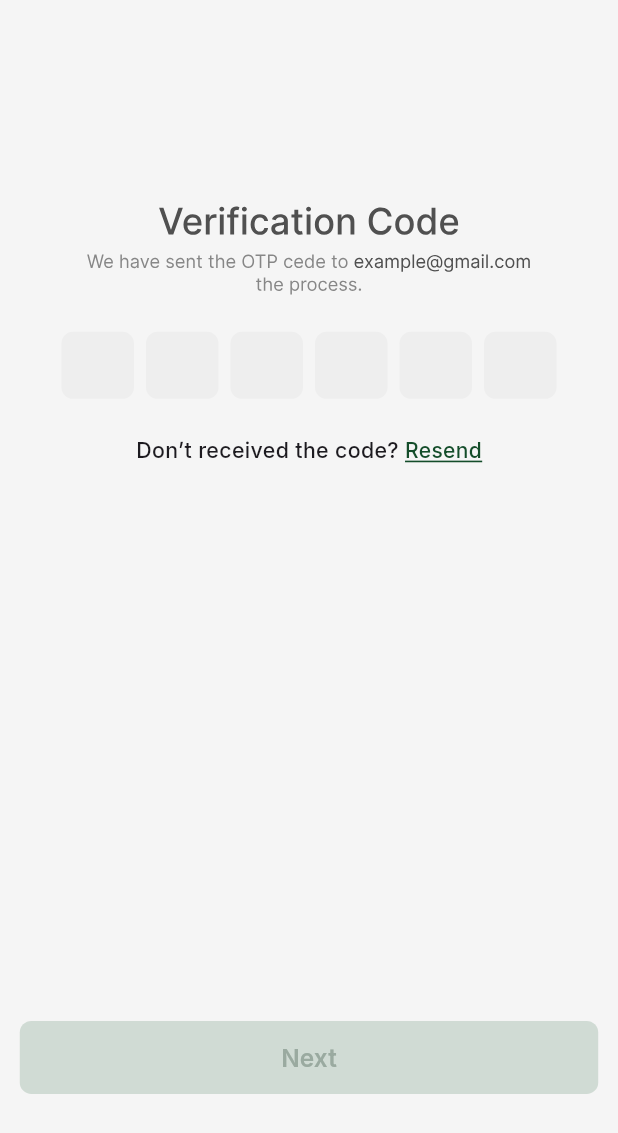
After one commit to sajidrec/flutter_nsn, a Flutter app: the VerificationCodePage screen opened by its route, on a phone screen of 412 x 824 dp. The commit adds this screen. Shown: the top 1133 px of the screen. Run offline on Flutter 3.47's test engine with Material 3 defaults, Android fonts, the phone set to English and light mode, and no system bars; drawn by our look-alikes of pinput; our stand-ins replace cached_network_image, flutter_screenutil, flutter_svg, get, google_fonts.

Commit message:
- Add verify code page

```diff
--- a/lib/app/core/constants/app_assets.dart
+++ b/lib/app/core/constants/app_assets.dart
@@ -6,4 +6,6 @@ class AppAssets {
   static const String googleButton = "assets/icons/google_icon_button.svg";
   static const String personIcon = "assets/icons/person_icon.svg";
   static const String welcomeNSNFinder = "assets/images/welcome_nsn_finder.svg";
+  static const String verificationPageMessage =
+      "assets/images/verification_page_message.svg";
 }
--- a/lib/app/core/constants/app_colors.dart
+++ b/lib/app/core/constants/app_colors.dart
@@ -10,4 +10,6 @@ class AppColors {
   static const Color semiBlackTextColor = Color(0xff505050);
   static const Color disabledBG = Color(0xffD0DBD4);
   static const Color disabledGreenTextColor = Color(0xff9AAAA0);
+  static const Color semiGreenPinPutBG = Color(0xffB9CAC0);
+  static const Color pinputBorderGreen = Color(0xff196843);
 }
--- a/lib/app/modules/forget_password_page/views/forget_password_page.dart
+++ b/lib/app/modules/forget_password_page/views/forget_password_page.dart
@@ -7,6 +7,8 @@ import 'package:nsn/app/core/constants/app_colors.dart';
 import 'package:nsn/app/global_widgets/green_button_full_sized_widget.dart';
 import 'package:nsn/app/modules/forget_password_page/controllers/forget_password_page_controller.dart';
 import 'package:nsn/app/modules/forget_password_page/widgets/forget_pass_text_field_widget.dart';
+
+import '../../../routes/app_routes.dart';
 
 class ForgetPasswordPage extends StatefulWidget {
   const ForgetPasswordPage({super.key});
@@ -28,7 +30,8 @@ class _ForgetPasswordPageState extends State<ForgetPasswordPage> {
   Widget build(BuildContext context) {
     return SafeArea(
       child: Scaffold(
-        body: Column(
+        body: SingleChildScrollView(
+          child: Column(
             children: [
               SizedBox(height: 131.h),
               Center(
@@ -70,7 +73,11 @@ class _ForgetPasswordPageState extends State<ForgetPasswordPage> {
                   builder: (controller) {
                     return GreenButtonFullSizedWidget(
                       buttonText: "Next",
-                    callbackFunction: controller.disableButton ? null : () {},
+                      callbackFunction: controller.disableButton
+                          ? null
+                          : () {
+                              Get.toNamed(AppRoutes.verificationCodeRoute);
+                            },
                     );
                   },
                 ),
@@ -78,6 +85,7 @@ class _ForgetPasswordPageState extends State<ForgetPasswordPage> {
             ],
           ),
         ),
+      ),
     );
   }
 }
--- a/lib/app/modules/login_page/presentation/views/login_page.dart
+++ b/lib/app/modules/login_page/presentation/views/login_page.dart
@@ -35,7 +35,8 @@ class _LoginPageState extends State<LoginPage> {
   Widget build(BuildContext context) {
     return SafeArea(
       child: Scaffold(
-        body: Column(
+        body: SingleChildScrollView(
+          child: Column(
             crossAxisAlignment: CrossAxisAlignment.center,
             children: [
               SizedBox(height: 29.h),
@@ -192,6 +193,7 @@ class _LoginPageState extends State<LoginPage> {
             ],
           ),
         ),
+      ),
     );
   }
 }
--- a/lib/app/modules/signup_page/presentation/views/signup_page.dart
+++ b/lib/app/modules/signup_page/presentation/views/signup_page.dart
@@ -37,7 +37,8 @@ class _SignupPageState extends State<SignupPage> {
   Widget build(BuildContext context) {
     return SafeArea(
       child: Scaffold(
-        body: Column(
+        body: SingleChildScrollView(
+          child: Column(
             crossAxisAlignment: CrossAxisAlignment.center,
             children: [
               SizedBox(height: 54.h),
@@ -197,6 +198,7 @@ class _SignupPageState extends State<SignupPage> {
             ],
           ),
         ),
+      ),
     );
   }
 }
--- /dev/null
+++ b/lib/app/modules/verification_code_page/presentation/binding/verification_code_page_binding.dart
@@ -0,0 +1,9 @@
+import 'package:get/get.dart';
+import 'package:nsn/app/modules/verification_code_page/presentation/view/verification_code_page.dart';
+
+class VerificationCodePageBinding extends Bindings {
+  @override
+  void dependencies() {
+    Get.lazyPut(() => VerificationCodePage(), fenix: true);
+  }
+}
--- /dev/null
+++ b/lib/app/modules/verification_code_page/presentation/controller/verification_code_page_controller.dart
@@ -0,0 +1,5 @@
+import 'package:get/get.dart';
+
+class VerificationCodePageController extends GetxController {
+
+}
--- /dev/null
+++ b/lib/app/modules/verification_code_page/presentation/view/verification_code_page.dart
@@ -0,0 +1,165 @@
+import 'package:flutter/material.dart';
+import 'package:flutter_screenutil/flutter_screenutil.dart';
+import 'package:flutter_svg/flutter_svg.dart';
+import 'package:google_fonts/google_fonts.dart';
+import 'package:pinput/pinput.dart';
+import 'package:nsn/app/core/constants/app_assets.dart';
+import 'package:nsn/app/core/constants/app_colors.dart';
+
+class VerificationCodePage extends StatefulWidget {
+  const VerificationCodePage({super.key});
+
+  @override
+  State<VerificationCodePage> createState() => _VerificationCodePageState();
+}
+
+class _VerificationCodePageState extends State<VerificationCodePage> {
+  String currentPin = ""; // track current input
+  final int pinLength = 6;
+
+  @override
+  Widget build(BuildContext context) {
+    bool isAllCompleted = currentPin.length == pinLength;
+
+    final defaultPinTheme = PinTheme(
+      width: 44.w,
+      height: 44.h,
+      textStyle: GoogleFonts.inter(
+        color: AppColors.greenButtonBG,
+        fontSize: 20.sp,
+        fontWeight: FontWeight.bold,
+      ),
+      decoration: BoxDecoration(
+        color: Colors.grey.shade200,
+        borderRadius: BorderRadius.circular(7.63.r),
+      ),
+    );
+
+    final focusedPinTheme = defaultPinTheme.copyWith(
+      decoration: BoxDecoration(
+        color: Colors.grey.shade200,
+        borderRadius: BorderRadius.circular(7.63.r),
+        border: Border.all(color: AppColors.pinputBorderGreen, width: 2),
+      ),
+    );
+
+    final submittedPinTheme = defaultPinTheme.copyWith(
+      decoration: BoxDecoration(
+        color: AppColors.semiGreenPinPutBG,
+        borderRadius: BorderRadius.circular(7.63.r),
+      ),
+      textStyle: GoogleFonts.inter(
+        color: AppColors.greenButtonBG,
+        fontSize: 20.sp,
+        fontWeight: FontWeight.bold,
+      ),
+    );
+
+    final completedPinTheme = defaultPinTheme.copyWith(
+      decoration: BoxDecoration(
+        color: AppColors.greenButtonBG,
+        borderRadius: BorderRadius.circular(7.63.r),
+        border: Border.all(color: AppColors.greenButtonBG, width: 2),
+      ),
+      textStyle: GoogleFonts.inter(
+        color: AppColors.bgWhite,
+        fontSize: 20.sp,
+        fontWeight: FontWeight.bold,
+      ),
+    );
+
+    return SafeArea(
+      child: Scaffold(
+        body: SingleChildScrollView(
+          child: Padding(
+            padding: EdgeInsets.symmetric(horizontal: 12.w),
+            child: Column(
+              children: [
+                SizedBox(height: 131.h),
+                SvgPicture.asset(
+                  AppAssets.verificationPageMessage,
+                  width: 351.w,
+                  height: 63.h,
+                ),
+                SizedBox(height: 24.h),
+                Pinput(
+                  length: pinLength,
+                  closeKeyboardWhenCompleted: true,
+                  defaultPinTheme: isAllCompleted
+                      ? completedPinTheme
+                      : defaultPinTheme,
+                  focusedPinTheme: isAllCompleted
+                      ? completedPinTheme
+                      : focusedPinTheme,
+                  submittedPinTheme: isAllCompleted
+                      ? completedPinTheme
+                      : submittedPinTheme,
+                  onChanged: (pin) {
+                    setState(() {
+                      currentPin = pin; // update current PIN
+                    });
+                  },
+                ),
+                SizedBox(height: 24.h),
+                Row(
+                  mainAxisAlignment: MainAxisAlignment.center,
+                  children: [
+                    Text(
+                      "Don’t received the code? ",
+                      style: GoogleFonts.inter(
+                        fontSize: 14.sp,
+                        fontWeight: FontWeight.w500,
+                      ),
+                    ),
+                    InkWell(
+                      onTap: () {},
+                      child: Text(
+                        "Resend",
+                        style: GoogleFonts.inter(
+                          color: AppColors.greenButtonBG,
+                          decoration: TextDecoration.underline,
+                          decorationColor: AppColors.greenButtonBG,
+                          fontWeight: FontWeight.w500,
+                        ),
+                      ),
+                    ),
+                  ],
+                ),
+
+                SizedBox(height: 365.h),
+
+                SizedBox(
+                  width: double.infinity,
+                  height: 48.h,
+                  child: ElevatedButton(
+                    onPressed: isAllCompleted
+                        ? () {}
+                        : null, // null disables the button
+                    style: ElevatedButton.styleFrom(
+                      disabledBackgroundColor: AppColors.disabledBG,
+                      backgroundColor: AppColors.greenButtonBG,
+
+                      shape: RoundedRectangleBorder(
+                        borderRadius: BorderRadius.circular(7.63.r),
+                      ),
+                    ),
+                    child: Text(
+                      "Next",
+                      style: GoogleFonts.inter(
+                        fontSize: 16.sp,
+                        fontWeight: FontWeight.w600,
+                        color: isAllCompleted
+                            ? AppColors.disabledBG
+                            : AppColors.disabledGreenTextColor,
+                      ),
+                    ),
+                  ),
+                ),
+              ],
+            ),
+          ),
+        ),
+      ),
+    );
+  }
+}
--- a/lib/app/routes/app_pages.dart
+++ b/lib/app/routes/app_pages.dart
@@ -7,6 +7,8 @@ import 'package:nsn/app/modules/signup_page/presentation/binding/signup_page_bin
 import 'package:nsn/app/modules/signup_page/presentation/views/signup_page.dart';
 import 'package:nsn/app/modules/signup_page/presentation/views/welcome_signup_page.dart';
 import 'package:nsn/app/modules/splash_page/presentation/views/splash_page.dart';
+import 'package:nsn/app/modules/verification_code_page/presentation/binding/verification_code_page_binding.dart';
+import 'package:nsn/app/modules/verification_code_page/presentation/view/verification_code_page.dart';
 import 'app_routes.dart';
 
 class AppPages {
@@ -27,11 +29,15 @@ class AppPages {
       name: AppRoutes.signUpWelcomeRoute,
       page: () => WelcomeSignupPage(),
     ),
-
     GetPage(
       name: AppRoutes.forgetPassRoute,
       page: () => ForgetPasswordPage(),
       binding: ForgetPasswordBinding(),
     ),
+    GetPage(
+      name: AppRoutes.verificationCodeRoute,
+      page: () => VerificationCodePage(),
+      binding: VerificationCodePageBinding(),
+    ),
   ];
 }
--- a/lib/app/routes/app_routes.dart
+++ b/lib/app/routes/app_routes.dart
@@ -4,4 +4,5 @@ abstract class AppRoutes {
   static const String signUpRoute = '/signupRoute';
   static const String signUpWelcomeRoute = '/signUpWelcomeRoute';
   static const String forgetPassRoute = '/forgetPassRoute';
+  static const String verificationCodeRoute = '/verificationCodeRoute';
 }
--- a/lib/main.dart
+++ b/lib/main.dart
@@ -1,4 +1,5 @@
 import 'package:flutter/material.dart';
+import 'package:flutter/services.dart';
 import 'package:flutter_screenutil/flutter_screenutil.dart';
 import 'package:get/get.dart';
 import 'package:nsn/app/core/constants/app_colors.dart';
@@ -7,7 +8,15 @@ import 'app/routes/app_pages.dart';
 import 'app/routes/app_routes.dart';
 
 void main() {
+  WidgetsFlutterBinding.ensureInitialized();
+
+  _initialSetup();
+
   runApp(MyApp());
+}
+
+Future<void> _initialSetup() async {
+  await SystemChrome.setPreferredOrientations([DeviceOrientation.portraitUp]);
 }
 
 class MyApp extends StatelessWidget {
--- a/pubspec.yaml
+++ b/pubspec.yaml
@@ -39,6 +39,7 @@ dependencies:
   google_fonts: ^6.3.2
   flutter_svg: ^2.2.1
   cached_network_image: ^3.4.1
+  pinput: ^5.0.2
 
 dev_dependencies:
   flutter_test:
```
Also changed, not shown: assets/images/verification_page_message.svg (added), pubspec.lock. Lines whose indentation alone changed are shown as unchanged.
